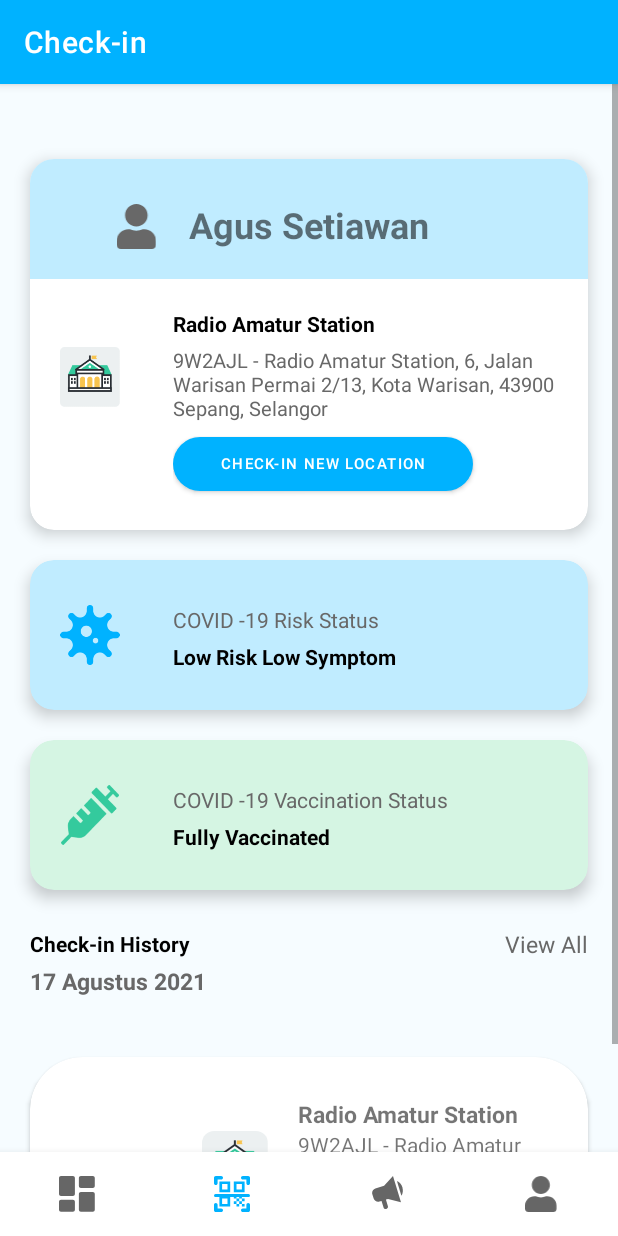
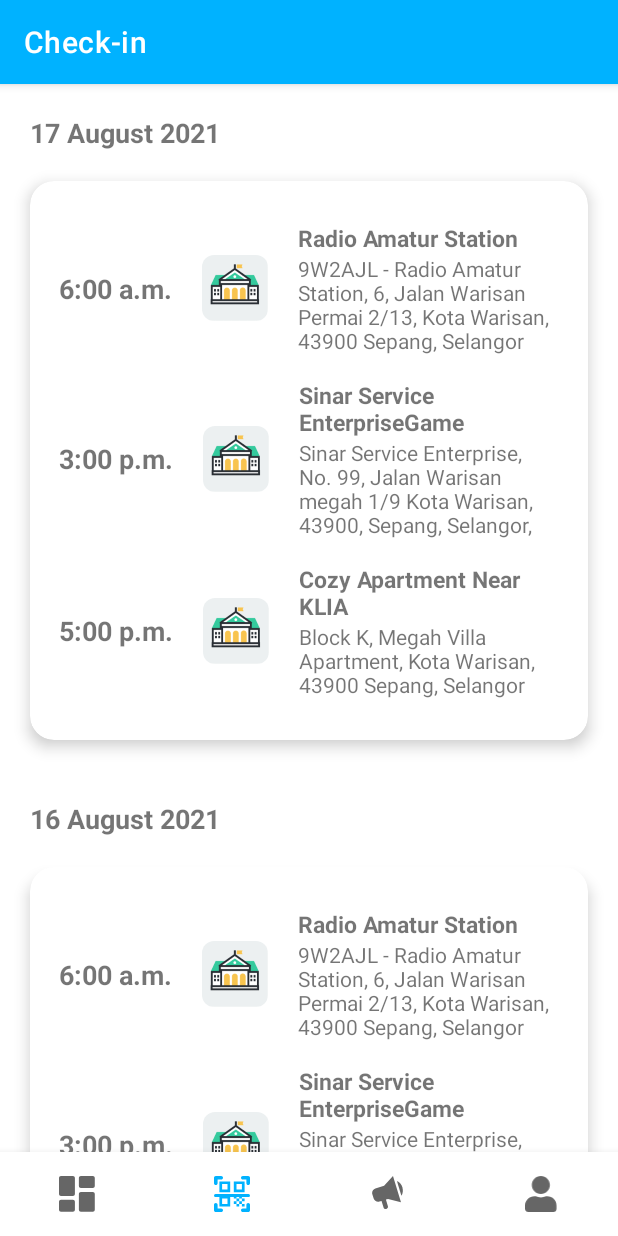
Before and after one commit to tuanhong3498/Covid-Helper, an Android app: the screen it shows after launch (MainActivity), item 2 of the bottom bar chosen, on a phone screen of 412 x 824 dp. Run offline under Robolectric (Android 15) with nearby library versions, the light colour scheme and no system bars; our stand-ins replace navigation-ui.

Commit message:
Use the nested RecyclerView to achieve the check in history interface

```diff
--- /dev/null
+++ b/app/src/main/java/com/example/covidhelper/ui/checkIn/CheckInHistoryFragment.java
@@ -0,0 +1,45 @@
+package com.example.covidhelper.ui.checkIn;
+
+import android.os.Bundle;
+
+import androidx.fragment.app.Fragment;
+import androidx.recyclerview.widget.LinearLayoutManager;
+import androidx.recyclerview.widget.RecyclerView;
+
+import android.view.LayoutInflater;
+import android.view.View;
+import android.view.ViewGroup;
+
+import com.example.covidhelper.R;
+
+import java.util.ArrayList;
+import java.util.Arrays;
+import java.util.List;
+
+public class CheckInHistoryFragment extends Fragment
+{
+    RecyclerView recyclerView;
+    List<String> date;
+    LinearLayoutManager layoutManagerGroup;
+    GroupAdapter adapterGroup;
+
+    @Override
+    public View onCreateView(LayoutInflater inflater, ViewGroup container, Bundle savedInstanceState) {
+        View root = inflater.inflate(R.layout.fragment_check_in_history, container, false);
+
+        recyclerView = root.findViewById(R.id.daily_check_in_history_list);
+        date = new ArrayList<>();
+
+        storeDataInArrays();
+
+        GroupAdapter groupAdapter = new GroupAdapter(inflater,root.getContext(),date);
+        recyclerView.setAdapter(groupAdapter);
+        recyclerView.setLayoutManager(new LinearLayoutManager(root.getContext()));
+
+        return root;
+    }
+    void storeDataInArrays()
+    {
+        date = Arrays.asList(getResources().getStringArray(R.array.check_in_date));
+    }
+}
--- /dev/null
+++ b/app/src/main/java/com/example/covidhelper/ui/checkIn/GroupAdapter.java
@@ -0,0 +1,78 @@
+package com.example.covidhelper.ui.checkIn;
+
+import android.content.Context;
+import android.util.AttributeSet;
+import android.view.LayoutInflater;
+import android.view.View;
+import android.view.ViewGroup;
+import android.widget.TextView;
+
+import androidx.annotation.NonNull;
+import androidx.annotation.Nullable;
+import androidx.recyclerview.widget.LinearLayoutManager;
+import androidx.recyclerview.widget.RecyclerView;
+
+import com.example.covidhelper.R;
+import com.example.covidhelper.ui.announcement.AnnouncementAdapter;
+
+import java.util.ArrayList;
+import java.util.Arrays;
+import java.util.List;
+
+public class GroupAdapter extends RecyclerView.Adapter<GroupAdapter.ViewHolder> {
+    LayoutInflater inflater;
+    private Context context;
+    List<String> checkInDate, checkInTime, checkInPlace, checkInAddress;
+
+    GroupAdapter(LayoutInflater inf, Context context, List<String> checkInDate){
+        this.inflater = inf;
+        this.context = context;
+        this.checkInDate = checkInDate;
+    }
+
+    @NonNull
+    @Override
+    public GroupAdapter.ViewHolder onCreateViewHolder(@NonNull ViewGroup parent, int viewType) {
+        View view = inflater.inflate(R.layout.view_daily_check_in, parent, false);
+        return new GroupAdapter.ViewHolder(view);
+    }
+
+    @Override
+    public void onBindViewHolder(@NonNull GroupAdapter.ViewHolder holder, int position) {
+        holder.tvDate.setText(checkInDate.get(position));
+
+        checkInTime = new ArrayList<>();
+        checkInPlace = new ArrayList<>();
+        checkInAddress = new ArrayList<>();
+
+        storeDataInArrays();
+
+        MemberAdapter memberAdapter = new MemberAdapter(checkInTime,checkInPlace,checkInAddress);
+        LinearLayoutManager layoutManagerMember = new LinearLayoutManager(context);
+        holder.rvRecord.setLayoutManager(layoutManagerMember);
+        holder.rvRecord.setAdapter(memberAdapter);
+    }
+
+    void storeDataInArrays()
+    {
+        checkInTime = Arrays.asList(context.getResources().getStringArray(R.array.check_in_time));
+        checkInPlace = Arrays.asList(context.getResources().getStringArray(R.array.check_in_place));
+        checkInAddress = Arrays.asList(context.getResources().getStringArray(R.array.check_in_address));
+    }
+
+    @Override
+    public int getItemCount() {
+        return checkInDate.size();
+    }
+
+    public class ViewHolder extends RecyclerView.ViewHolder{
+        TextView tvDate;
+        RecyclerView rvRecord;
+        public ViewHolder(@NonNull View itemView) {
+            super(itemView);
+            tvDate = itemView.findViewById(R.id.check_in_time);
+            rvRecord = itemView.findViewById(R.id.check_in_list);
+        }
+    }
+
+}
--- /dev/null
+++ b/app/src/main/java/com/example/covidhelper/ui/checkIn/MemberAdapter.java
@@ -0,0 +1,53 @@
+package com.example.covidhelper.ui.checkIn;
+
+import android.view.LayoutInflater;
+import android.view.View;
+import android.view.ViewGroup;
+import android.widget.TextView;
+
+import androidx.annotation.NonNull;
+import androidx.recyclerview.widget.RecyclerView;
+
+import com.example.covidhelper.R;
+
+import java.util.ArrayList;
+import java.util.List;
+
+public class MemberAdapter extends RecyclerView.Adapter<MemberAdapter.ViewHolder>{
+    List<String> checkInTime, checkInPlace, checkInAddress;
+    public MemberAdapter(List<String> checkInTime,List<String> checkInPlace, List<String> checkInAddress) {
+        this.checkInTime = checkInTime;
+        this.checkInPlace = checkInPlace;
+        this.checkInAddress = checkInAddress;
+    }
+
+    @NonNull
+    @Override
+    public MemberAdapter.ViewHolder onCreateViewHolder(@NonNull ViewGroup parent, int viewType) {
+        View view = LayoutInflater.from(parent.getContext()).inflate(R.layout.view_check_in_record, parent, false);
+        return new MemberAdapter.ViewHolder(view);
+    }
+
+    @Override
+    public void onBindViewHolder(@NonNull MemberAdapter.ViewHolder holder, int position) {
+        holder.check_in_time.setText(checkInTime.get(position));
+        holder.check_in_place.setText(checkInPlace.get(position));
+        holder.check_in_address.setText(checkInAddress.get(position));
+    }
+
+    @Override
+    public int getItemCount() {
+        return checkInTime.size();
+    }
+
+    public class ViewHolder extends RecyclerView.ViewHolder {
+        TextView check_in_time, check_in_place, check_in_address;
+        public ViewHolder(@NonNull View itemView) {
+            super(itemView);
+
+            check_in_time = itemView.findViewById(R.id.check_in_time);
+            check_in_place = itemView.findViewById(R.id.check_in_place);
+            check_in_address = itemView.findViewById(R.id.check_in_address);
+        }
+    }
+}
--- a/app/src/main/java/com/example/covidhelper/ui/dashboard/HotspotFragment.java
+++ b/app/src/main/java/com/example/covidhelper/ui/dashboard/HotspotFragment.java
@@ -58,33 +58,33 @@ public class HotspotFragment extends Fragment
                         googleMap.addMarker(markerOptions);
                     }
                 });
-                searchView.setOnQueryTextListener(new SearchView.OnQueryTextListener() {
-                    @Override
-                    public boolean onQueryTextSubmit(String query) {
-                        String location = searchView.getQuery().toString();
-                        List<Address> addressList  = null;
-
-                        if(location != null || !location.equals("")){
-                            Geocoder geocoder = new Geocoder(getContext());
-                            try {
-                                addressList = geocoder.getFromLocationName(location,1);
-                            } catch (IOException e) {
-                                e.printStackTrace();
-                            }
-                            Address address = addressList.get(0);
-                            LatLng latLng = new LatLng(address.getLatitude(),address.getLongitude());
-                            googleMap.addMarker(new MarkerOptions().position(latLng).title(location));
-                            googleMap.animateCamera(CameraUpdateFactory.newLatLngZoom(latLng,10));
-                        }
-
-                        return false;
-                    }
-
-                    @Override
-                    public boolean onQueryTextChange(String newText) {
-                        return false;
-                    }
-                });
+//                searchView.setOnQueryTextListener(new SearchView.OnQueryTextListener() {
+//                    @Override
+//                    public boolean onQueryTextSubmit(String query) {
+//                        String location = searchView.getQuery().toString();
+//                        List<Address> addressList  = null;
+//
+//                        if(location != null || !location.equals("")){
+//                            Geocoder geocoder = new Geocoder(getContext());
+//                            try {
+//                                addressList = geocoder.getFromLocationName(location,1);
+//                            } catch (IOException e) {
+//                                e.printStackTrace();
+//                            }
+//                            Address address = addressList.get(0);
+//                            LatLng latLng = new LatLng(address.getLatitude(),address.getLongitude());
+//                            googleMap.addMarker(new MarkerOptions().position(latLng).title(location));
+//                            googleMap.animateCamera(CameraUpdateFactory.newLatLngZoom(latLng,10));
+//                        }
+//
+//                        return false;
+//                    }
+//
+//                    @Override
+//                    public boolean onQueryTextChange(String newText) {
+//                        return false;
+//                    }
+//                });
             }
         });
         return root;
--- /dev/null
+++ b/app/src/main/res/layout/fragment_check_in_history.xml
@@ -0,0 +1,13 @@
+<?xml version="1.0" encoding="utf-8"?>
+<FrameLayout xmlns:android="http://schemas.android.com/apk/res/android"
+    xmlns:tools="http://schemas.android.com/tools"
+    android:layout_width="match_parent"
+    android:layout_height="match_parent"
+    tools:context=".ui.checkIn.CheckInHistoryFragment">
+
+    <androidx.recyclerview.widget.RecyclerView
+        android:id="@+id/daily_check_in_history_list"
+        android:layout_width="match_parent"
+        android:layout_height="match_parent"/>
+
+</FrameLayout>
--- a/app/src/main/res/layout/fragment_hotspot.xml
+++ b/app/src/main/res/layout/fragment_hotspot.xml
@@ -1,15 +1,35 @@
 <?xml version="1.0" encoding="utf-8"?>
-<RelativeLayout xmlns:android="http://schemas.android.com/apk/res/android"
+<LinearLayout xmlns:android="http://schemas.android.com/apk/res/android"
     xmlns:tools="http://schemas.android.com/tools"
     android:layout_width="match_parent"
     android:layout_height="match_parent"
+    xmlns:app="http://schemas.android.com/apk/res-auto"
+    android:orientation="vertical"
+    android:background="@color/blue_very_light"
     tools:context=".ui.dashboard.HotspotFragment">
-
-    <fragment
-        android:id="@+id/google_map"
+    <TextView
+        android:id="@+id/hotspot_description"
         android:layout_width="match_parent"
-        android:layout_height="match_parent"
-        android:name="com.google.android.gms.maps.SupportMapFragment"/>
+        android:layout_height="wrap_content"
+        android:layout_margin="20dp"
+        android:text="@string/text_hotspot_description"
+        android:textColor="@color/grey_medium"
+        android:textSize="14sp"/>
+    <androidx.cardview.widget.CardView
+        android:id="@+id/vaccination_status_card"
+        android:layout_width="match_parent"
+        android:layout_height="wrap_content"
+        android:layout_marginTop="20dp"
+        android:layout_marginStart="20dp"
+        android:layout_marginEnd="20dp"
+        app:cardCornerRadius="16dp"
+        app:cardElevation="6dp"
+        app:cardBackgroundColor="@color/white">
+        <LinearLayout
+            android:layout_width="match_parent"
+            android:layout_height="wrap_content"
+            android:orientation="vertical"
+            android:padding="20dp">
             <SearchView
                 android:id="@+id/sv_location"
                 android:layout_width="match_parent"
@@ -18,6 +38,15 @@
                 android:iconifiedByDefault="false"
                 android:layout_margin="10dp"
                 android:elevation="6dp"
-        android:background="@color/blue_very_light" />
+                android:background="@color/white" />
+            <fragment
+                android:id="@+id/google_map"
+                android:layout_width="match_parent"
+                android:layout_height="match_parent"
+                android:name="com.google.android.gms.maps.SupportMapFragment"/>
 
-</RelativeLayout>
+        </LinearLayout>
+    </androidx.cardview.widget.CardView>
+
+
+</LinearLayout>
--- /dev/null
+++ b/app/src/main/res/layout/view_daily_check_in.xml
@@ -0,0 +1,39 @@
+<?xml version="1.0" encoding="utf-8"?>
+<androidx.cardview.widget.CardView
+    xmlns:android="http://schemas.android.com/apk/res/android"
+    xmlns:app="http://schemas.android.com/apk/res-auto"
+    android:id="@+id/daily_check_in_history_item"
+    android:layout_width="match_parent"
+    android:layout_height="wrap_content"
+    android:layout_marginTop="20dp"
+    app:cardElevation="0dp">
+    <LinearLayout
+        android:layout_width="match_parent"
+        android:layout_height="wrap_content"
+        android:orientation="vertical">
+        <TextView
+            android:id="@+id/check_in_time"
+            android:layout_width="match_parent"
+            android:layout_height="wrap_content"
+            android:layout_marginHorizontal="20dp"
+            android:text="10:00 a.m."
+            android:gravity="center_vertical"
+            android:textSize="18sp"
+            android:textStyle="bold"/>
+        <androidx.cardview.widget.CardView
+            android:id="@+id/vaccination_status_card"
+            android:layout_width="match_parent"
+            android:layout_height="wrap_content"
+            android:layout_margin="20dp"
+            app:cardCornerRadius="16dp"
+            app:cardElevation="6dp"
+            app:cardBackgroundColor="@color/white">
+            <androidx.recyclerview.widget.RecyclerView
+                android:id="@+id/check_in_list"
+                android:layout_width="match_parent"
+                android:layout_height="wrap_content"
+                android:padding="19dp"/>
+        </androidx.cardview.widget.CardView>
+    </LinearLayout>
+
+</androidx.cardview.widget.CardView>
--- a/app/src/main/res/navigation/nav_graph.xml
+++ b/app/src/main/res/navigation/nav_graph.xml
@@ -15,11 +15,16 @@
 <!--        android:name="com.example.covidhelper.ui.dashboard.DashboardFragment"-->
 <!--        android:label="@string/dashboard"-->
 <!--        tools:layout="@layout/fragment_dashboard" />-->
+<!--    <fragment-->
+<!--        android:id="@+id/checkInFragment"-->
+<!--        android:name="com.example.covidhelper.ui.checkIn.CheckInFragment"-->
+<!--        android:label="@string/check_in"-->
+<!--        tools:layout="@layout/fragment_check_in" />-->
     <fragment
         android:id="@+id/checkInFragment"
-        android:name="com.example.covidhelper.ui.checkIn.CheckInFragment"
+        android:name="com.example.covidhelper.ui.checkIn.CheckInHistoryFragment"
         android:label="@string/check_in"
-        tools:layout="@layout/fragment_check_in" />
+        tools:layout="@layout/fragment_check_in_history" />
     <fragment
         android:id="@+id/announcementFragment"
         android:name="com.example.covidhelper.ui.announcement.AnnouncementFragment"
--- a/app/src/main/res/values/strings.xml
+++ b/app/src/main/res/values/strings.xml
@@ -24,6 +24,7 @@
     <string name="text_have_account_login">Already have an account? Login</string>
     <!-- hotspot -->
     <string name="map_key" translatable="false">AIzaSyB_qsP8AOP_P0MdlPz-48TDaJYjTP3vbjo</string>
+    <string name="text_hotspot_description">The map below shows the Covid-19 outbreaks around your current location, while the size of the red circle reflects the number of cases involved. </string>
     <!-- check in -->
     <string name="btn_check_in">Check-in new location</string>
     <string name="title_risk_status">COVID -19 Risk Status</string>
@@ -31,6 +32,12 @@
     <string name="view_all_record">View All</string>
     <string name="title_check_in_history">Check-in History</string>
     <!-- dummy data of check in record recycle view-->
+    <string-array name="check_in_date">
+        <item>17 August 2021</item>
+        <item>16 August 2021</item>
+        <item>15 August 2021</item>
+        <item>14 August 2021</item>
+    </string-array>
     <string-array name="check_in_time">
         <item>6:00 a.m.</item>
         <item>3:00 p.m.</item>
@@ -48,7 +55,6 @@
     </string-array>
     <!-- announcement -->
     <!-- dummy data of announcement in record recycle view-->
-
     <string-array name="task_announcement_title">
         <item>GKVSTF Now National Rapid Response Task Force For Covid-19</item>
     </string-array>
```
Also changed, not shown: 2 other files. Lines whose indentation alone changed are shown as unchanged.
